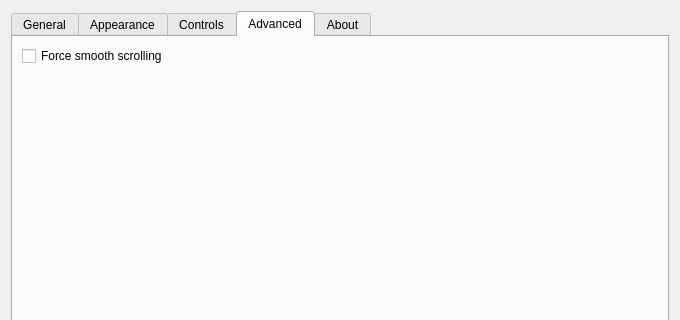
do-i/thumbgrid, file settingsdialog.ui: the form before one commit; both pictures show x 0 to 680 and y 0 to 320 of the 680 by 474 pixel window.
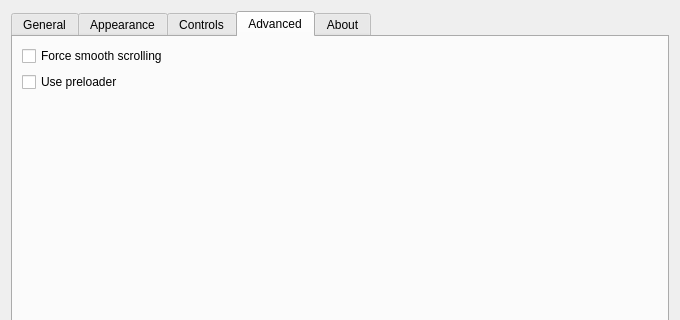
The form after the commit. The open tabs and pages were chosen to show the change. Icons and pictures are not drawn. Custom widgets are drawn as their Qt base class.

Commit message: bring back usePreloader option

The edit to the form file:
```diff
--- a/settingsdialog.ui
+++ b/settingsdialog.ui
@@ -1054,6 +1054,16 @@
          </property>
         </widget>
        </item>
+       <item>
+        <widget class="QCheckBox" name="usePreloaderCheckBox">
+         <property name="toolTip">
+          <string>Preload the next/previous image. Results in a much faster image switching (especially matters with bigge files).</string>
+         </property>
+         <property name="text">
+          <string>Use preloader</string>
+         </property>
+        </widget>
+       </item>
        <item>
         <spacer name="verticalSpacer_6">
          <property name="orientation">
```
The commit also changes 3 other files.
